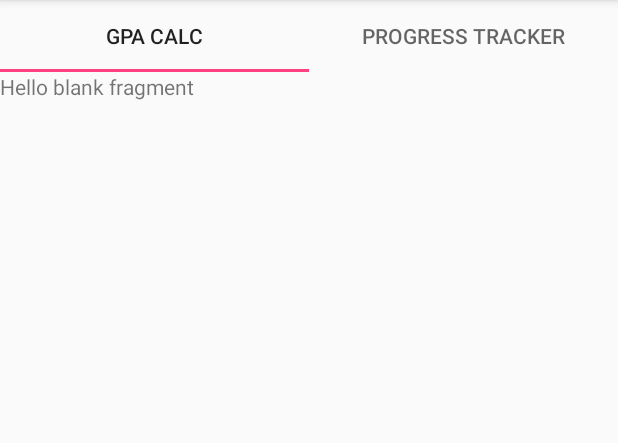
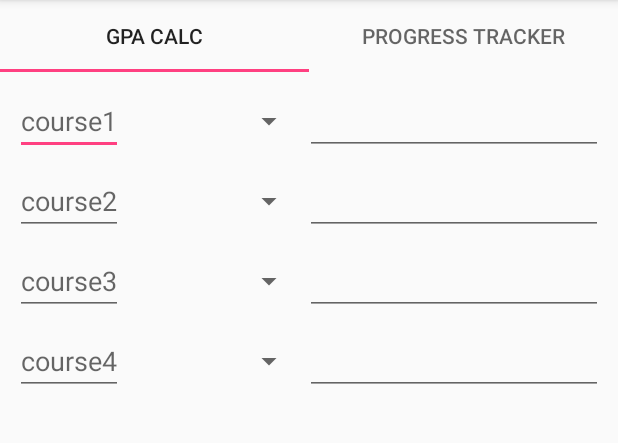
Before and after one commit to blaq-6THREE/Student-Progress, an Android app: the screen it shows after launch (MainActivity), on a phone screen of 412 x 824 dp, the part 84-527 px from its top. Run offline under Robolectric (Android 15) with nearby library versions, the phone set to English and light mode, and no system bars; 2 statements that could not run were skipped.

Commit message:
Updated fragment_grade_point_average.xml with 5 views

```diff
--- a/app/src/main/java/com/blaq/hylton/studentprogress/GradePointAverage.java
+++ b/app/src/main/java/com/blaq/hylton/studentprogress/GradePointAverage.java
@@ -7,13 +7,22 @@ import android.support.v4.app.Fragment;
 import android.view.LayoutInflater;
 import android.view.View;
 import android.view.ViewGroup;
+import android.widget.ArrayAdapter;
+import android.widget.Spinner;
 
 public class GradePointAverage extends Fragment
 {
-    @Nullable
-    @Override
-    public View onCreateView(@NonNull LayoutInflater inflater, @Nullable ViewGroup container, @Nullable Bundle savedInstanceState) {
+    private Spinner mSpinner;
+
+    public View onCreateView(LayoutInflater inflater, ViewGroup container, Bundle savedInstanceState) {
         View view = inflater.inflate(R.layout.fragment_grade_point_average, container, false);
+
+        mSpinner = view.findViewById(R.id.grades_spinner);
+        ArrayAdapter<CharSequence> adapter = ArrayAdapter.createFromResource(getContext(), R.array.grade_array, android.R.layout.simple_spinner_item);
+        adapter.setDropDownViewResource(android.R.layout.simple_spinner_dropdown_item);
+        mSpinner.setAdapter(adapter);
+
+
 
         return view;
     }
--- /dev/null
+++ b/app/src/main/java/com/blaq/hylton/studentprogress/data/StudentProgressContract.java
@@ -0,0 +1,13 @@
+package com.blaq.hylton.studentprogress.data;
+
+import android.provider.BaseColumns;
+
+public class StudentProgressContract
+{
+    public StudentProgressContract() {}
+
+    public static final class GradeEntry implements BaseColumns
+    {
+        public static final String TABLE_NAME = "gpa";
+    }
+}
--- a/app/src/main/res/layout/fragment_grade_point_average.xml
+++ b/app/src/main/res/layout/fragment_grade_point_average.xml
@@ -1,14 +1,109 @@
 <?xml version="1.0" encoding="utf-8"?>
-<FrameLayout xmlns:android="http://schemas.android.com/apk/res/android"
-             xmlns:tools="http://schemas.android.com/tools"
-             android:layout_width="match_parent"
-             android:layout_height="match_parent"
-             tools:context=".GradePointAverage">
+<LinearLayout
+    xmlns:android="http://schemas.android.com/apk/res/android"
+    xmlns:tools="http://schemas.android.com/tools"
+    android:layout_width="match_parent"
+    android:layout_height="match_parent"
+    android:orientation="vertical"
+    android:padding="6dp"
+    tools:context=".GradePointAverage">
 
     <!-- TODO: Update blank fragment layout -->
-    <TextView
+    <LinearLayout
+        android:id="@+id/linear_layout_1"
+        android:orientation="horizontal"
+        android:padding="4dp"
         android:layout_width="match_parent"
-        android:layout_height="match_parent"
-        android:text="@string/hello_blank_fragment"/>
+        android:layout_height="wrap_content">
 
-</FrameLayout>
+        <EditText
+            android:hint="course1"
+            android:layout_width="wrap_content"
+            android:layout_height="wrap_content"/>
+
+        <Spinner
+            android:id="@+id/linear_spinner_1"
+            android:layout_width="121dp"
+            android:layout_height="match_parent"/>
+
+        <EditText
+            android:id="@+id/credit_1"
+            android:layout_width="match_parent"
+            android:layout_height="wrap_content"/>
+
+    </LinearLayout>
+
+    <LinearLayout
+        android:id="@+id/linear_layout_2"
+        android:orientation="horizontal"
+        android:padding="4dp"
+        android:layout_width="match_parent"
+        android:layout_height="wrap_content">
+
+        <EditText
+            android:hint="course2"
+            android:layout_width="wrap_content"
+            android:layout_height="wrap_content"/>
+
+        <Spinner
+            android:id="@+id/grades_spinner_2"
+            android:layout_width="121dp"
+            android:layout_height="match_parent"/>
+
+        <EditText
+            android:id="@+id/credit_2"
+            android:layout_width="match_parent"
+            android:layout_height="wrap_content"/>
+
+    </LinearLayout>
+
+    <LinearLayout
+        android:id="@+id/linear_layout_3"
+        android:orientation="horizontal"
+        android:padding="4dp"
+        android:layout_width="match_parent"
+        android:layout_height="wrap_content">
+
+        <EditText
+            android:hint="course3"
+            android:layout_width="wrap_content"
+            android:layout_height="wrap_content"/>
+
+        <Spinner
+            android:id="@+id/grades_spinner_3"
+            android:layout_width="121dp"
+            android:layout_height="match_parent"/>
+
+        <EditText
+            android:id="@+id/credit_3"
+            android:layout_width="match_parent"
+            android:layout_height="wrap_content"/>
+
+    </LinearLayout>
+
+    <LinearLayout
+        android:id="@+id/linear_layout_4"
+        android:orientation="horizontal"
+        android:padding="4dp"
+        android:layout_width="match_parent"
+        android:layout_height="wrap_content">
+
+        <EditText
+            android:hint="course4"
+            android:layout_width="wrap_content"
+            android:layout_height="wrap_content"/>
+
+        <Spinner
+            android:id="@+id/grades_spinner_4"
+            android:layout_width="121dp"
+            android:layout_height="match_parent"/>
+
+        <EditText
+            android:id="@+id/credit_4"
+            android:layout_width="match_parent"
+            android:layout_height="wrap_content"/>
+
+    </LinearLayout>
+
+
+</LinearLayout>
--- /dev/null
+++ b/app/src/main/res/values/string_array.xml
@@ -0,0 +1,19 @@
+<?xml version="1.0" encoding="utf-8"?>
+<resources>
+    <string-array name="grade_array">
+        <item>A+</item>
+        <item>A</item>
+        <item>A-</item>
+        <item>B+</item>
+        <item>B</item>
+        <item>B_</item>
+        <item>B-</item>
+        <item>C+</item>
+        <item>C</item>
+        <item>C-</item>
+        <item>D+</item>
+        <item>D</item>
+        <item>D-</item>
+        <item>F</item>
+    </string-array>
+</resources>
```
Also changed, not shown: app/src/main/java/com/blaq/hylton/studentprogress/ProgressTracker.java (+0 -9 lines).
